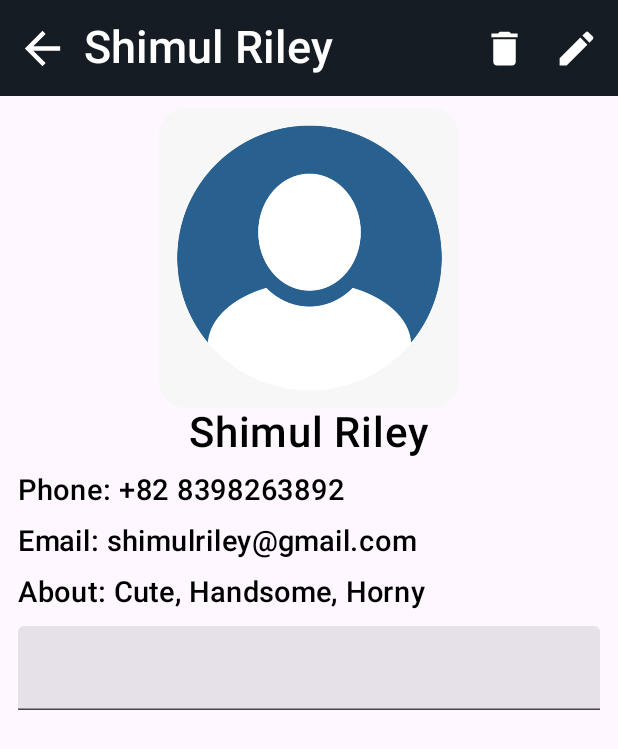
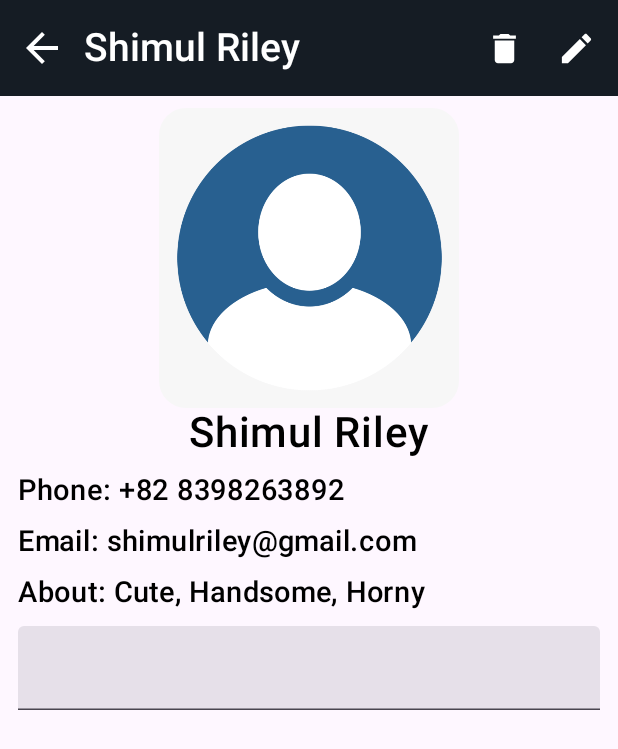
Before and after one commit to kanchasohail/People-Book, an Android app built with Jetpack Compose: the screen it shows after launch (MainActivity), after a tap on an icon or button, on a phone screen of 412 x 824 dp. Shown: the top 749 px of the screen. Run offline under Robolectric (Android 15) with nearby library versions, the phone set to English and light mode, and no system bars; 2 other taps on this screen came first.

Commit message:
add person screen added and some minor ui changes

```diff
--- a/app/src/main/java/com/social/people_book/navigation/NavigationGraph.kt
+++ b/app/src/main/java/com/social/people_book/navigation/NavigationGraph.kt
@@ -5,6 +5,7 @@ import androidx.navigation.NavHostController
 import androidx.navigation.compose.NavHost
 import androidx.navigation.compose.composable
 import com.social.people_book.ui.theme.ThemeViewModel
+import com.social.people_book.views.add_person_screen.AddPersonScreen
 import com.social.people_book.views.home_screen.HomeScreen
 import com.social.people_book.views.person_details_screen.PersonDetailsScreen
 import com.social.people_book.views.premium_screen.PremiumScreen
@@ -32,6 +33,11 @@ fun NavigationGraph(
             )
         }
 
+        //Add Person Screen
+        composable(Screens.AddPersonScreen.route){
+            AddPersonScreen(navController , isDarkMode)
+        }
+
         //Person Details Screen
         composable(Screens.PersonDetailsScreen.route) {
             PersonDetailsScreen(
--- a/app/src/main/java/com/social/people_book/navigation/Screens.kt
+++ b/app/src/main/java/com/social/people_book/navigation/Screens.kt
@@ -4,6 +4,7 @@ sealed class Screens(val route: String) {
     object SplashScreen : Screens("splash_screen")
     object HomeScreen : Screens("home_screen")
 
+    object AddPersonScreen:Screens("add_person_screen")
     object PersonDetailsScreen : Screens("person_details_screen")
     object PremiumScreen : Screens("premium_screen")
 
--- a/app/src/main/java/com/social/people_book/views/home_screen/HomeScreen.kt
+++ b/app/src/main/java/com/social/people_book/views/home_screen/HomeScreen.kt
@@ -8,14 +8,17 @@ import androidx.compose.foundation.layout.Column
 import androidx.compose.foundation.layout.ExperimentalLayoutApi
 import androidx.compose.foundation.layout.FlowRow
 import androidx.compose.foundation.layout.Row
+import androidx.compose.foundation.layout.Spacer
 import androidx.compose.foundation.layout.fillMaxSize
 import androidx.compose.foundation.layout.fillMaxWidth
 import androidx.compose.foundation.layout.padding
 import androidx.compose.foundation.layout.size
+import androidx.compose.foundation.layout.width
 import androidx.compose.foundation.lazy.grid.GridCells
 import androidx.compose.foundation.lazy.grid.LazyVerticalGrid
 import androidx.compose.foundation.lazy.grid.rememberLazyGridState
 import androidx.compose.material.icons.Icons
+import androidx.compose.material.icons.filled.Add
 import androidx.compose.material.icons.filled.KeyboardArrowDown
 import androidx.compose.material.icons.filled.KeyboardArrowUp
 import androidx.compose.material.icons.filled.List
@@ -27,6 +30,7 @@ import androidx.compose.material3.CardDefaults
 import androidx.compose.material3.ChipColors
 import androidx.compose.material3.DrawerValue
 import androidx.compose.material3.ExperimentalMaterial3Api
+import androidx.compose.material3.ExtendedFloatingActionButton
 import androidx.compose.material3.Icon
 import androidx.compose.material3.IconButton
 import androidx.compose.material3.MaterialTheme
@@ -112,8 +116,8 @@ fun HomeScreen(navController: NavController, isDarkMode: Boolean, themeViewModel
                         Text(
                             text = "People Book",
                             color = appBarTextColor,
-                            fontSize = 30.sp,
-                            fontWeight = FontWeight.SemiBold
+                            fontSize = 26.sp,
+                            fontWeight = FontWeight.W500
                         )
                     },
                     navigationIcon = {
@@ -136,11 +140,20 @@ fun HomeScreen(navController: NavController, isDarkMode: Boolean, themeViewModel
                                 painter = painterResource(id = R.drawable.ic_settings_icon),
                                 contentDescription = "More",
                                 tint = appBarTextColor,
-                                modifier = Modifier.size(30.dp)
+                                modifier = Modifier.size(26.dp)
                             )
                         }
                     }
                 )
+            },
+            floatingActionButton = {
+                ExtendedFloatingActionButton(onClick = {
+                    navController.navigate(Screens.AddPersonScreen.route)
+                }) {
+                    Icon(imageVector = Icons.Default.Add, contentDescription = "Add")
+                    Spacer(modifier = Modifier.width(8.dp))
+                    MyText(text = "Add")
+                }
             }
         ) { paddingValues ->
             Column(
--- a/app/src/main/java/com/social/people_book/views/person_details_screen/PersonDetailsScreen.kt
+++ b/app/src/main/java/com/social/people_book/views/person_details_screen/PersonDetailsScreen.kt
@@ -13,10 +13,12 @@ import androidx.compose.foundation.layout.size
 import androidx.compose.foundation.layout.width
 import androidx.compose.foundation.shape.RoundedCornerShape
 import androidx.compose.material.icons.Icons
+import androidx.compose.material.icons.filled.Add
 import androidx.compose.material.icons.filled.ArrowBack
 import androidx.compose.material.icons.filled.Delete
 import androidx.compose.material.icons.filled.Edit
 import androidx.compose.material3.ExperimentalMaterial3Api
+import androidx.compose.material3.ExtendedFloatingActionButton
 import androidx.compose.material3.Icon
 import androidx.compose.material3.IconButton
 import androidx.compose.material3.MaterialTheme
@@ -61,7 +63,7 @@ fun PersonDetailsScreen(isDarkMode: Boolean = true) {
                     Text(
                         text = "Shimul Riley",
                         color = appBarTextColor,
-                        fontSize = 30.sp,
+                        fontSize = 26.sp,
                         fontWeight = FontWeight.SemiBold
                     )
                 },
@@ -73,7 +75,7 @@ fun PersonDetailsScreen(isDarkMode: Boolean = true) {
                             imageVector = Icons.Default.ArrowBack,
                             contentDescription = "Back",
                             tint = appBarTextColor,
-                            modifier = Modifier.size(35.dp)
+                            modifier = Modifier.size(32.dp)
                         )
                     }
                 },
@@ -84,7 +86,7 @@ fun PersonDetailsScreen(isDarkMode: Boolean = true) {
                                 imageVector = Icons.Default.Delete,
                                 contentDescription = "Delete",
                                 tint = appBarTextColor,
-                                modifier = Modifier.size(30.dp)
+                                modifier = Modifier.size(26.dp)
                             )
                         }
 
@@ -93,7 +95,7 @@ fun PersonDetailsScreen(isDarkMode: Boolean = true) {
                                 imageVector = Icons.Default.Edit,
                                 contentDescription = "Edit",
                                 tint = appBarTextColor,
-                                modifier = Modifier.size(30.dp)
+                                modifier = Modifier.size(26.dp)
                             )
                         }
                     }
@@ -101,7 +103,6 @@ fun PersonDetailsScreen(isDarkMode: Boolean = true) {
             )
         }
     ) { paddingValues ->
-
         Column(
             modifier = Modifier
                 .fillMaxSize()
@@ -111,11 +112,11 @@ fun PersonDetailsScreen(isDarkMode: Boolean = true) {
                 MyDivider()
             }
 
-//Actual Screen Content
+            //Actual Screen Content
             Column(
                 modifier = Modifier
                     .fillMaxSize()
-                    .padding(horizontal = 12.dp , vertical = 8.dp)
+                    .padding(horizontal = 12.dp, vertical = 8.dp)
             ) {
 
                 Column(
```
Also changed, not shown: app/src/main/java/com/social/people_book/model/data_models/Person.kt (added, +9 -0 lines), app/src/main/java/com/social/people_book/views/add_person_screen/AddPersonScreen.kt (added, +100 -0 lines), app/src/main/java/com/social/people_book/views/add_person_screen/AddPersonViewModel.kt (added, +7 -0 lines).
